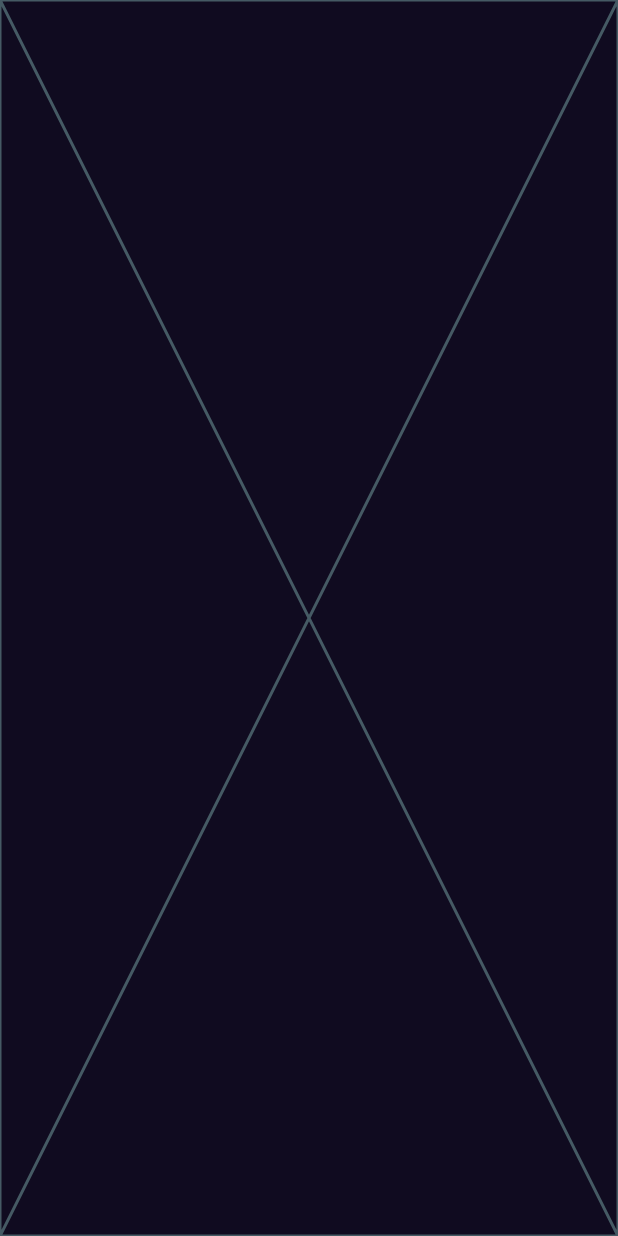
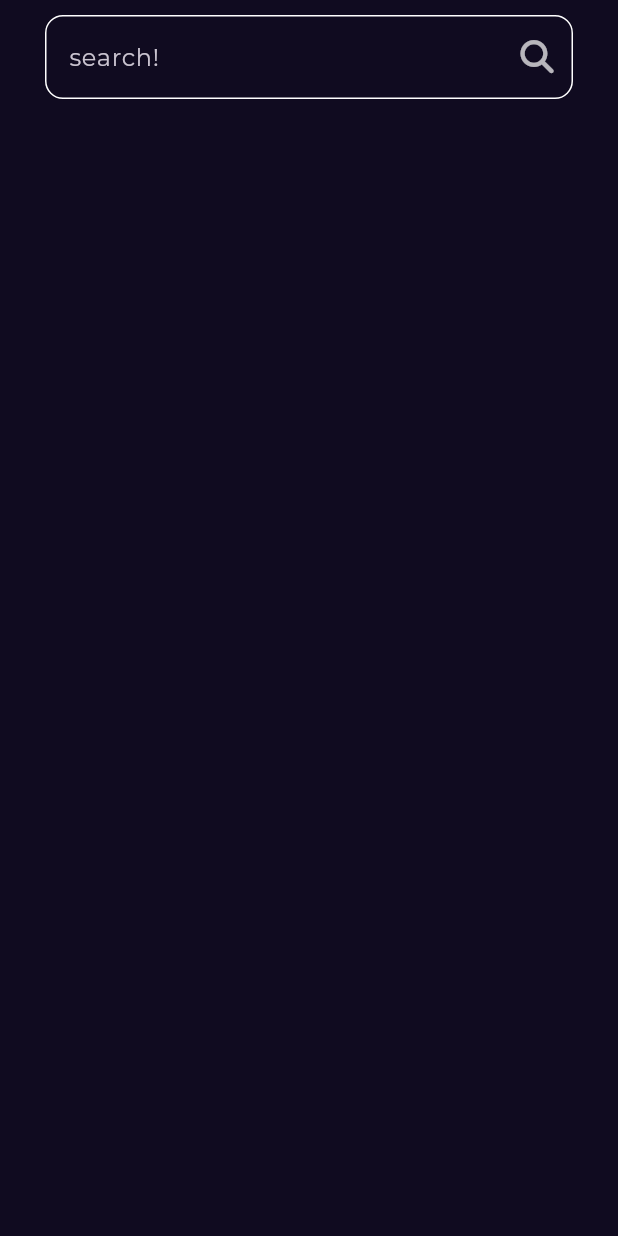
Before and after one commit to MahmoudAlsayes/BookApp, a Flutter app: the SearchView screen opened by its route, on a phone screen of 412 x 824 dp. Run offline on Flutter 3.47's test engine with Material 3 defaults, Android fonts, the light colour scheme and no system bars; our stand-ins replace font_awesome_flutter, go_router, google_fonts.

Commit message:
create search bar

```diff
--- a/lib/features/search/presentation/view/search_view.dart
+++ b/lib/features/search/presentation/view/search_view.dart
@@ -6,8 +6,10 @@ class SearchView extends StatelessWidget {
 
   @override
   Widget build(BuildContext context) {
-    return const Scaffold(
-      body: SearchViewBody(),
+    return const SafeArea(
+      child: Scaffold(
+        body: SearchViewBody(),
+      ),
     );
   }
 }
--- /dev/null
+++ b/lib/features/search/presentation/view/widget/custome_search_text_field.dart
@@ -0,0 +1,33 @@
+import 'package:flutter/material.dart';
+import 'package:font_awesome_flutter/font_awesome_flutter.dart';
+
+class CustomeSearchTextField extends StatelessWidget {
+  const CustomeSearchTextField({super.key});
+
+  @override
+  Widget build(BuildContext context) {
+    return TextField(
+      // keyboardType: TextInputType.number,
+      textInputAction: TextInputAction.search,
+      decoration: InputDecoration(
+        enabledBorder: buildOutlineInputBorder(),
+
+        focusedBorder: buildOutlineInputBorder(),
+        hintText: "search!",
+        suffixIcon: IconButton(
+          onPressed: () {},
+          icon: const Opacity(
+              opacity: 0.7,
+              child: Icon(FontAwesomeIcons.magnifyingGlass, size: 22,color: Colors.white)),
+        ),
+      ),
+    );
+  }
+
+  OutlineInputBorder buildOutlineInputBorder() {
+    return OutlineInputBorder(
+      borderSide: const BorderSide(color: Colors.white),
+      borderRadius: BorderRadius.circular(12),
+    );
+  }
+}
--- a/lib/features/search/presentation/view/widget/search_view_body.dart
+++ b/lib/features/search/presentation/view/widget/search_view_body.dart
@@ -1,10 +1,23 @@
 import 'package:flutter/material.dart';
+import 'package:font_awesome_flutter/font_awesome_flutter.dart';
+
+import 'custome_search_text_field.dart';
 
 class SearchViewBody extends StatelessWidget {
   const SearchViewBody({super.key});
 
   @override
   Widget build(BuildContext context) {
-    return const Placeholder();
+    return const Center(
+      child: Padding(
+        padding: EdgeInsets.only(left: 30.0, right: 30, top: 10),
+        child: Column(
+          children: [
+            CustomeSearchTextField(),
+
+          ],
+        ),
+      ),
+    );
   }
 }
```
Also changed, not shown: lib/features/home/presentation/view/widget/custom_app_bar.dart (+13 -5 lines).
